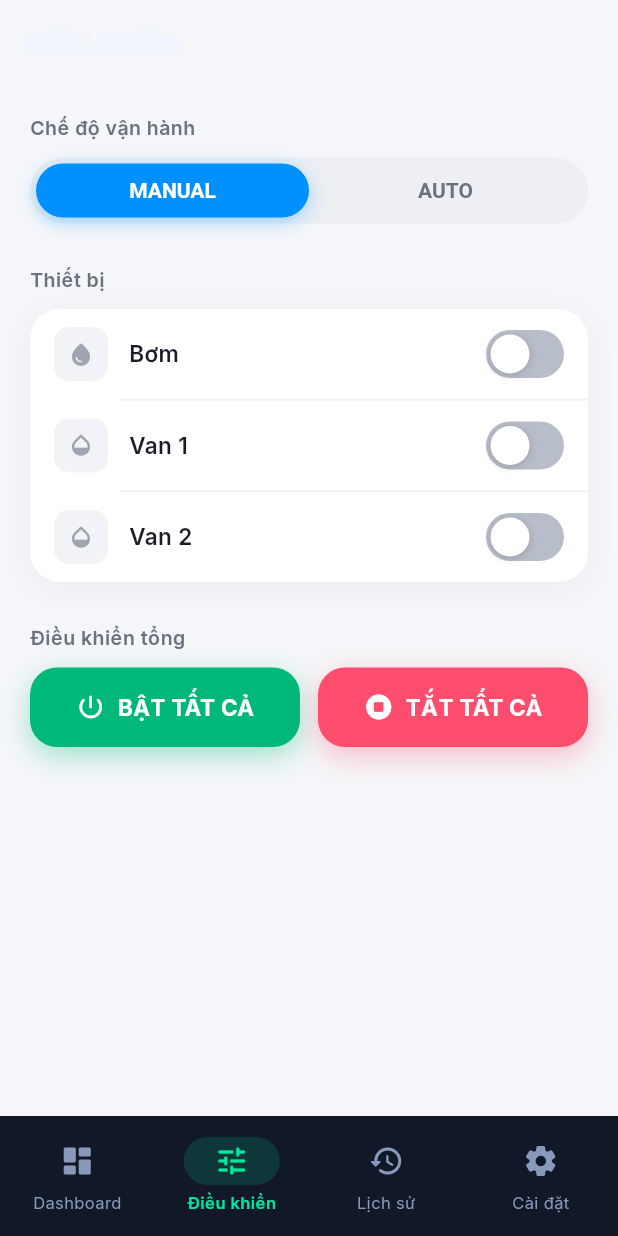
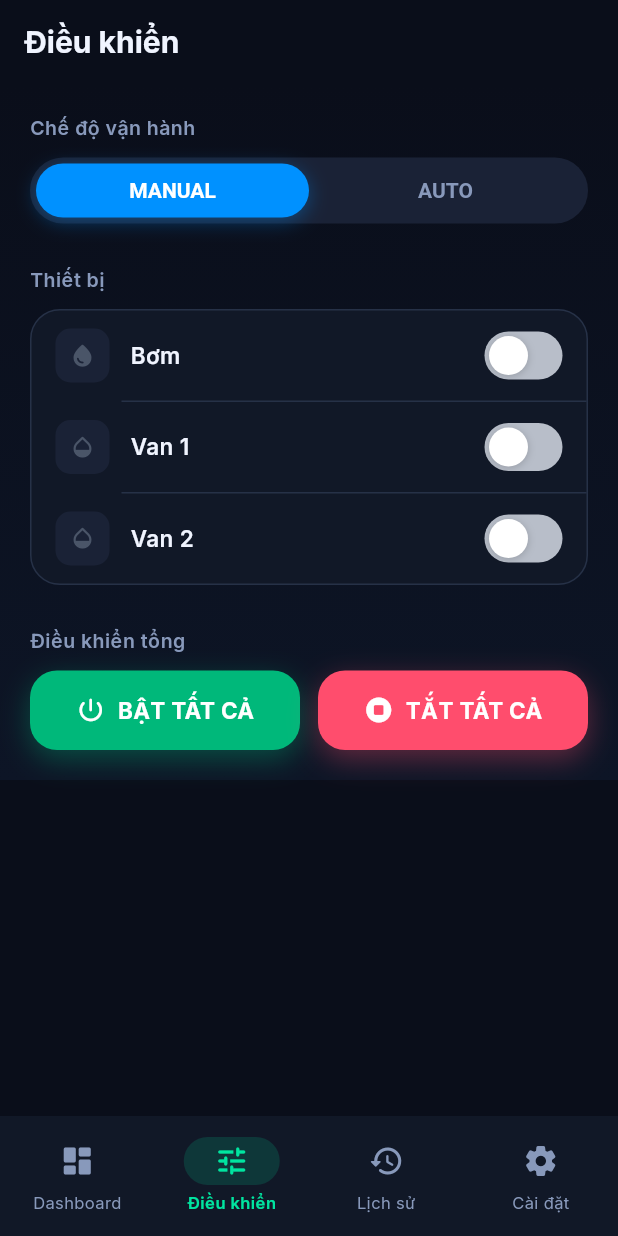
Before and after one commit to khaiphan23/tuoi-cay, a Flutter app: the screen it shows after launch, item 2 of the bottom bar chosen, on a phone screen of 412 x 824 dp. Run offline on Flutter 3.47's test engine with Material 3 defaults, Android fonts, the phone set to English and light mode, and no system bars; our stand-ins replace get, go_router, google_fonts, percent_indicator, supabase_flutter; accounts and stored records are empty.

Commit message:
WIP: theme toggle integration

```diff
--- /dev/null
+++ b/flutter_app/lib/controllers/theme_controller.dart
@@ -0,0 +1,9 @@
+import 'package:get/get.dart';
+
+/// ThemeController — global theme state (GetX), persists across navigation
+/// because it's registered with `permanent: true` in main.dart.
+class ThemeController extends GetxController {
+  final isDark = true.obs; // app starts in dark mode (existing default)
+
+  void toggleTheme() => isDark.value = !isDark.value;
+}
--- a/flutter_app/lib/core/theme.dart
+++ b/flutter_app/lib/core/theme.dart
@@ -1,28 +1,30 @@
 import 'package:flutter/material.dart';
 import 'package:google_fonts/google_fonts.dart';
+import 'package:get/get.dart';
+import '../controllers/theme_controller.dart';
 
-/// AppTheme — Thiết kế tối (dark mode) cho Smart Irrigation
 class AppTheme {
   AppTheme._();
 
-  // ─── Bảng màu chính ─────────────────────────────────────
-  static const Color primary      = Color(0xFF00E5A0);   // Xanh lá neon
+  static bool get _isDark => Get.find<ThemeController>().isDark.value;
+
+  // ─── Bảng màu thương hiệu (giữ nguyên ở cả 2 theme) ─────
+  static const Color primary      = Color(0xFF00E5A0);
   static const Color primaryDark  = Color(0xFF00B87A);
-  static const Color secondary    = Color(0xFF0091FF);   // Xanh dương
-  static const Color accent       = Color(0xFF7B61FF);   // Tím
-  static const Color warning      = Color(0xFFFFB347);   // Cam
-  static const Color danger       = Color(0xFFFF4D6D);   // Đỏ
+  static const Color secondary    = Color(0xFF0091FF);
+  static const Color accent       = Color(0xFF7B61FF);
+  static const Color warning      = Color(0xFFFFB347);
+  static const Color danger       = Color(0xFFFF4D6D);
 
-  // ─── Màu nền ────────────────────────────────────────────
-  static const Color bg           = Color(0xFF0A0E1A);   // Nền chính
-  static const Color bgCard       = Color(0xFF111827);   // Card
-  static const Color bgSurface    = Color(0xFF1A2236);   // Surface
-  static const Color bgBorder     = Color(0xFF263147);   // Viền
+  // ─── Màu nền / text — đổi theo theme hiện tại ───────────
+  static Color get bg            => _isDark ? const Color(0xFF0A0E1A) : const Color(0xFFF5F6F9);
+  static Color get bgCard        => _isDark ? const Color(0xFF111827) : Colors.white;
+  static Color get bgSurface     => _isDark ? const Color(0xFF1A2236) : const Color(0xFFEDEFF3);
+  static Color get bgBorder      => _isDark ? const Color(0xFF263147) : const Color(0xFFE1E4EA);
 
-  // ─── Màu text ───────────────────────────────────────────
-  static const Color textPrimary  = Color(0xFFF0F4FF);
-  static const Color textSecondary= Color(0xFF8899BB);
-  static const Color textDisabled = Color(0xFF4A5568);
+  static Color get textPrimary   => _isDark ? const Color(0xFFF0F4FF) : const Color(0xFF1A1D29);
+  static Color get textSecondary => _isDark ? const Color(0xFF8899BB) : const Color(0xFF6B7280);
+  static Color get textDisabled  => _isDark ? const Color(0xFF4A5568) : const Color(0xFFB0B4BA);
 
   // ─── Gradient ───────────────────────────────────────────
   static const LinearGradient primaryGradient = LinearGradient(
@@ -31,70 +33,89 @@ class AppTheme {
     end: Alignment.bottomRight,
   );
 
-  static const LinearGradient bgGradient = LinearGradient(
+  static LinearGradient get bgGradient => _isDark
+      ? const LinearGradient(
           colors: [Color(0xFF0A0E1A), Color(0xFF0D1526)],
+          begin: Alignment.topCenter,
+          end: Alignment.bottomCenter,
+        )
+      : const LinearGradient(
+          colors: [Color(0xFFF5F6F9), Color(0xFFFFFFFF)],
           begin: Alignment.topCenter,
           end: Alignment.bottomCenter,
         );
 
-  static ThemeData get darkTheme => ThemeData(
+  static ThemeData get darkTheme => _buildTheme(Brightness.dark);
+  static ThemeData get lightTheme => _buildTheme(Brightness.light);
+
+  static ThemeData _buildTheme(Brightness brightness) {
+    final isDark = brightness == Brightness.dark;
+    final bgColor        = isDark ? const Color(0xFF0A0E1A) : const Color(0xFFF5F6F9);
+    final cardColor      = isDark ? const Color(0xFF111827) : Colors.white;
+    final borderColor    = isDark ? const Color(0xFF263147) : const Color(0xFFE1E4EA);
+    final textPrimaryC   = isDark ? const Color(0xFFF0F4FF) : const Color(0xFF1A1D29);
+    final textSecondaryC = isDark ? const Color(0xFF8899BB) : const Color(0xFF6B7280);
+
+    return ThemeData(
       useMaterial3: true,
-    brightness: Brightness.dark,
-    scaffoldBackgroundColor: bg,
-    colorScheme: const ColorScheme.dark(
+      brightness: brightness,
+      scaffoldBackgroundColor: bgColor,
+      colorScheme: ColorScheme(
+        brightness: brightness,
         primary: primary,
+        onPrimary: const Color(0xFF001A0F),
         secondary: secondary,
-      surface: bgCard,
+        onSecondary: Colors.white,
         error: danger,
-      onPrimary: Color(0xFF001A0F),
-      onSecondary: Colors.white,
-      onSurface: textPrimary,
+        onError: Colors.white,
+        surface: cardColor,
+        onSurface: textPrimaryC,
       ),
       textTheme: GoogleFonts.interTextTheme(
-      const TextTheme(
-        displayLarge: TextStyle(color: textPrimary, fontWeight: FontWeight.w700),
-        displayMedium: TextStyle(color: textPrimary, fontWeight: FontWeight.w700),
-        headlineLarge: TextStyle(color: textPrimary, fontWeight: FontWeight.w700),
-        headlineMedium: TextStyle(color: textPrimary, fontWeight: FontWeight.w600),
-        headlineSmall: TextStyle(color: textPrimary, fontWeight: FontWeight.w600),
-        titleLarge: TextStyle(color: textPrimary, fontWeight: FontWeight.w600),
-        titleMedium: TextStyle(color: textPrimary, fontWeight: FontWeight.w500),
-        bodyLarge: TextStyle(color: textPrimary),
-        bodyMedium: TextStyle(color: textSecondary),
-        labelLarge: TextStyle(color: textPrimary, fontWeight: FontWeight.w600),
+        TextTheme(
+          displayLarge: TextStyle(color: textPrimaryC, fontWeight: FontWeight.w700),
+          displayMedium: TextStyle(color: textPrimaryC, fontWeight: FontWeight.w700),
+          headlineLarge: TextStyle(color: textPrimaryC, fontWeight: FontWeight.w700),
+          headlineMedium: TextStyle(color: textPrimaryC, fontWeight: FontWeight.w600),
+          headlineSmall: TextStyle(color: textPrimaryC, fontWeight: FontWeight.w600),
+          titleLarge: TextStyle(color: textPrimaryC, fontWeight: FontWeight.w600),
+          titleMedium: TextStyle(color: textPrimaryC, fontWeight: FontWeight.w500),
+          bodyLarge: TextStyle(color: textPrimaryC),
+          bodyMedium: TextStyle(color: textSecondaryC),
+          labelLarge: TextStyle(color: textPrimaryC, fontWeight: FontWeight.w600),
         ),
       ),
       cardTheme: CardThemeData(
-      color: bgCard,
+        color: cardColor,
         elevation: 0,
         shape: RoundedRectangleBorder(
           borderRadius: BorderRadius.circular(16),
-        side: const BorderSide(color: bgBorder, width: 1),
+          side: BorderSide(color: borderColor, width: 1),
         ),
       ),
       appBarTheme: AppBarTheme(
-      backgroundColor: bg,
-      foregroundColor: textPrimary,
+        backgroundColor: bgColor,
+        foregroundColor: textPrimaryC,
         elevation: 0,
         centerTitle: false,
         titleTextStyle: GoogleFonts.inter(
           fontSize: 20,
           fontWeight: FontWeight.w700,
-        color: textPrimary,
+          color: textPrimaryC,
         ),
       ),
       navigationBarTheme: NavigationBarThemeData(
-      backgroundColor: bgCard,
+        backgroundColor: cardColor,
         indicatorColor: primary.withOpacity(0.15),
         labelTextStyle: WidgetStateProperty.resolveWith((states) {
           if (states.contains(WidgetState.selected)) {
             return GoogleFonts.inter(color: primary, fontWeight: FontWeight.w600, fontSize: 11);
           }
-        return GoogleFonts.inter(color: textSecondary, fontSize: 11);
+          return GoogleFonts.inter(color: textSecondaryC, fontSize: 11);
         }),
         iconTheme: WidgetStateProperty.resolveWith((states) {
           if (states.contains(WidgetState.selected)) return const IconThemeData(color: primary);
-        return const IconThemeData(color: textSecondary);
+          return IconThemeData(color: textSecondaryC);
         }),
       ),
       elevatedButtonTheme: ElevatedButtonThemeData(
@@ -106,17 +127,17 @@ class AppTheme {
           textStyle: GoogleFonts.inter(fontWeight: FontWeight.w700, fontSize: 15),
         ),
       ),
-    dividerTheme: const DividerThemeData(color: bgBorder, thickness: 1),
+      dividerTheme: DividerThemeData(color: borderColor, thickness: 1),
       inputDecorationTheme: InputDecorationTheme(
         filled: true,
-      fillColor: bgSurface,
+        fillColor: isDark ? const Color(0xFF1A2236) : const Color(0xFFEDEFF3),
         border: OutlineInputBorder(
           borderRadius: BorderRadius.circular(12),
-        borderSide: const BorderSide(color: bgBorder),
+          borderSide: BorderSide(color: borderColor),
         ),
         enabledBorder: OutlineInputBorder(
           borderRadius: BorderRadius.circular(12),
-        borderSide: const BorderSide(color: bgBorder),
+          borderSide: BorderSide(color: borderColor),
         ),
         focusedBorder: OutlineInputBorder(
           borderRadius: BorderRadius.circular(12),
@@ -125,3 +146,4 @@ class AppTheme {
       ),
     );
   }
+}
--- a/flutter_app/lib/main.dart
+++ b/flutter_app/lib/main.dart
@@ -1,10 +1,12 @@
 import 'package:flutter/material.dart';
 import 'package:flutter/services.dart';
 import 'package:supabase_flutter/supabase_flutter.dart';
+import 'package:get/get.dart';
 
 import 'core/constants.dart';
 import 'core/router.dart';
 import 'core/theme.dart';
+import 'controllers/theme_controller.dart';
 
 void main() async {
   WidgetsFlutterBinding.ensureInitialized();
@@ -21,6 +23,8 @@ void main() async {
     anonKey: supabaseKey,
   );
 
+  Get.put(ThemeController(), permanent: true);
+
   runApp(const SmartIrrigationApp());
 }
 
@@ -29,11 +33,12 @@ class SmartIrrigationApp extends StatelessWidget {
 
   @override
   Widget build(BuildContext context) {
-    return MaterialApp.router(
-      title: 'Tưới Cây Thông Minh',
-      debugShowCheckedModeBanner: false,
-      theme: AppTheme.darkTheme,
-      routerConfig: appRouter,
-    );
+    final themeController = Get.find<ThemeController>();
+    return Obx(() => MaterialApp.router(
+          title: 'Tưới Cây Thông Minh',
+          debugShowCheckedModeBanner: false,
+          theme: themeController.isDark.value ? AppTheme.darkTheme : AppTheme.lightTheme,
+          routerConfig: appRouter,
+        ));
   }
 }
--- a/flutter_app/lib/screens/control_screen.dart
+++ b/flutter_app/lib/screens/control_screen.dart
@@ -3,6 +3,7 @@ import '../services/supabase_service.dart';
 import '../widgets/ios_toggle_switch.dart';
 import '../widgets/segmented_toggle.dart';
 import '../widgets/modern_action_button.dart';
+import '../core/theme.dart';
 
 class ControlScreen extends StatelessWidget {
   const ControlScreen({super.key});
@@ -12,26 +13,20 @@ class ControlScreen extends StatelessWidget {
   @override
   Widget build(BuildContext context) {
     return Scaffold(
-      backgroundColor: const Color(0xFFF5F6F9),
+      backgroundColor: Colors.transparent,
       appBar: AppBar(
-        title: const Text(
-          'Điều khiển',
-          style: TextStyle(fontWeight: FontWeight.w700),
-        ),
-        backgroundColor: const Color(0xFFF5F6F9),
-        foregroundColor: const Color(0xFF1A1D29),
+        title: const Text('Điều khiển', style: TextStyle(fontWeight: FontWeight.w700)),
+        backgroundColor: Colors.transparent,
         elevation: 0,
         centerTitle: false,
       ),
-      body: StreamBuilder<Map<String, dynamic>>(
+      body: Container(
+        decoration: BoxDecoration(gradient: AppTheme.bgGradient),
+        child: StreamBuilder<Map<String, dynamic>>(
           stream: SupabaseService.watchState(),
           builder: (context, snapshot) {
             if (!snapshot.hasData) {
-            return const Center(
-              child: CircularProgressIndicator(
-                color: Color(0xFF0091FF),
-              ),
-            );
+              return Center(child: CircularProgressIndicator(color: AppTheme.secondary));
             }
 
             final state    = snapshot.data!;
@@ -48,14 +43,11 @@ class ControlScreen extends StatelessWidget {
               child: Column(
                 crossAxisAlignment: CrossAxisAlignment.start,
                 children: [
-                // ─── Chế độ MANUAL / AUTO ─────────────────
-                const Text(
+                  Text(
                     'Chế độ vận hành',
                     style: TextStyle(
-                    fontSize: 13,
-                    fontWeight: FontWeight.w600,
-                    color: Color(0xFF6B7280),
-                    letterSpacing: 0.3,
+                      fontSize: 13, fontWeight: FontWeight.w600,
+                      color: AppTheme.textSecondary, letterSpacing: 0.3,
                     ),
                   ),
                   const SizedBox(height: 10),
@@ -63,34 +55,29 @@ class ControlScreen extends StatelessWidget {
                     options: const ['MANUAL', 'AUTO'],
                     selectedIndex: autoMode ? 1 : 0,
                     onChanged: (i) => _send(i == 1 ? 'AUTO' : 'MANUAL'),
+                    selectedColor: AppTheme.secondary,
+                    backgroundColor: AppTheme.bgSurface,
+                    unselectedTextColor: AppTheme.textSecondary,
                   ),
 
                   const SizedBox(height: 28),
 
                   if (lowWater) ...[
                     Container(
-                    padding: const EdgeInsets.symmetric(
-                        horizontal: 14, vertical: 12),
+                      padding: const EdgeInsets.symmetric(horizontal: 14, vertical: 12),
                       decoration: BoxDecoration(
-                      color: const Color(0xFFFF4D6D).withOpacity(0.10),
+                        color: AppTheme.danger.withOpacity(0.10),
                         borderRadius: BorderRadius.circular(16),
-                      border: Border.all(
-                        color: const Color(0xFFFF4D6D).withOpacity(0.35),
+                        border: Border.all(color: AppTheme.danger.withOpacity(0.35)),
                       ),
-                    ),
-                    child: const Row(
+                      child: Row(
                         children: [
-                        Icon(Icons.warning_amber_rounded,
-                            color: Color(0xFFFF4D6D), size: 20),
-                        SizedBox(width: 10),
+                          Icon(Icons.warning_amber_rounded, color: AppTheme.danger, size: 20),
+                          const SizedBox(width: 10),
                           Expanded(
                             child: Text(
                               'Cạn nước — Các thiết bị đã bị khoá',
-                            style: TextStyle(
-                              fontSize: 13,
-                              fontWeight: FontWeight.w600,
-                              color: Color(0xFFFF4D6D),
-                            ),
+                              style: TextStyle(fontSize: 13, fontWeight: FontWeight.w600, color: AppTheme.danger),
                             ),
                           ),
                         ],
@@ -99,51 +86,39 @@ class ControlScreen extends StatelessWidget {
                     const SizedBox(height: 20),
                   ],
 
-                // ─── Thiết bị ───────────────────────────────
-                const Text(
+                  Text(
                     'Thiết bị',
-                  style: TextStyle(
-                    fontSize: 13,
-                    fontWeight: FontWeight.w600,
-                    color: Color(0xFF6B7280),
-                    letterSpacing: 0.3,
-                  ),
+                    style: TextStyle(fontSize: 13, fontWeight: FontWeight.w600, color: AppTheme.textSecondary, letterSpacing: 0.3),
                   ),
                   const SizedBox(height: 10),
 
                   Container(
                     decoration: BoxDecoration(
-                    color: Colors.white,
+                      color: AppTheme.bgCard,
                       borderRadius: BorderRadius.circular(20),
-                    boxShadow: [
-                      BoxShadow(
-                        color: Colors.black.withOpacity(0.04),
-                        blurRadius: 16,
-                        offset: const Offset(0, 4),
-                      ),
-                    ],
+                      border: Border.all(color: AppTheme.bgBorder),
                     ),
                     child: Column(
                       children: [
                         _controlRow(
                           icon: Icons.water_drop_rounded,
-                        iconColor: const Color(0xFF0091FF),
+                          iconColor: AppTheme.secondary,
                           label: 'Bơm',
                           isOn: pumpOn,
                           onTap: locked ? null : () => _send(pumpOn ? 'POFF' : 'PON'),
                         ),
-                      const Divider(height: 1, indent: 60, color: Color(0xFFEEF0F4)),
+                        Divider(height: 1, indent: 60, color: AppTheme.bgBorder),
                         _controlRow(
                           icon: Icons.opacity_rounded,
-                        iconColor: const Color(0xFF00B87A),
+                          iconColor: AppTheme.primaryDark,
                           label: 'Van 1',
                           isOn: valve1On,
                           onTap: locked ? null : () => _send(valve1On ? 'V1OFF' : 'V1ON'),
                         ),
-                      const Divider(height: 1, indent: 60, color: Color(0xFFEEF0F4)),
+                        Divider(height: 1, indent: 60, color: AppTheme.bgBorder),
                         _controlRow(
                           icon: Icons.opacity_rounded,
-                        iconColor: const Color(0xFF7B61FF),
+                          iconColor: AppTheme.accent,
                           label: 'Van 2',
                           isOn: valve2On,
                           onTap: locked ? null : () => _send(valve2On ? 'V2OFF' : 'V2ON'),
@@ -154,15 +129,9 @@ class ControlScreen extends StatelessWidget {
 
                   const SizedBox(height: 28),
 
-                // ─── Điều khiển tổng ────────────────────────
-                const Text(
+                  Text(
                     'Điều khiển tổng',
-                  style: TextStyle(
-                    fontSize: 13,
-                    fontWeight: FontWeight.w600,
-                    color: Color(0xFF6B7280),
-                    letterSpacing: 0.3,
-                  ),
+                    style: TextStyle(fontSize: 13, fontWeight: FontWeight.w600, color: AppTheme.textSecondary, letterSpacing: 0.3),
                   ),
                   const SizedBox(height: 10),
 
@@ -172,7 +141,7 @@ class ControlScreen extends StatelessWidget {
                         child: ModernActionButton(
                           label: 'BẬT TẤT CẢ',
                           icon: Icons.power_settings_new_rounded,
-                        color: const Color(0xFF00B87A),
+                          color: AppTheme.primaryDark,
                           onTap: locked ? null : () => _send('ON'),
                         ),
                       ),
@@ -181,7 +150,7 @@ class ControlScreen extends StatelessWidget {
                         child: ModernActionButton(
                           label: 'TẮT TẤT CẢ',
                           icon: Icons.stop_circle_rounded,
-                        color: const Color(0xFFFF4D6D),
+                          color: AppTheme.danger,
                           onTap: autoMode ? null : () => _send('OFF'),
                         ),
                       ),
@@ -191,6 +160,7 @@ class ControlScreen extends StatelessWidget {
               ),
             );
           },
+        ),
       ),
     );
   }
@@ -207,27 +177,18 @@ class ControlScreen extends StatelessWidget {
       child: Row(
         children: [
           Container(
-            width: 36,
-            height: 36,
+            width: 36, height: 36,
             decoration: BoxDecoration(
-              color: isOn ? iconColor.withOpacity(0.14) : const Color(0xFFF2F3F6),
+              color: isOn ? iconColor.withOpacity(0.14) : AppTheme.bgSurface,
               borderRadius: BorderRadius.circular(10),
             ),
-            child: Icon(
-              icon,
-              size: 18,
-              color: isOn ? iconColor : const Color(0xFFA0A5B1),
-            ),
+            child: Icon(icon, size: 18, color: isOn ? iconColor : AppTheme.textDisabled),
           ),
           const SizedBox(width: 14),
           Expanded(
             child: Text(
               label,
-              style: const TextStyle(
-                fontSize: 15,
-                fontWeight: FontWeight.w600,
-                color: Color(0xFF1A1D29),
-              ),
+              style: TextStyle(fontSize: 15, fontWeight: FontWeight.w600, color: AppTheme.textPrimary),
             ),
           ),
           IosToggleSwitch(
--- a/flutter_app/lib/screens/settings_screen.dart
+++ b/flutter_app/lib/screens/settings_screen.dart
@@ -1,14 +1,54 @@
 import 'package:flutter/material.dart';
+import 'package:get/get.dart';
+import '../controllers/theme_controller.dart';
+import '../core/theme.dart';
 
 class SettingsScreen extends StatelessWidget {
   const SettingsScreen({super.key});
 
   @override
   Widget build(BuildContext context) {
+    final themeController = Get.find<ThemeController>();
+
     return Scaffold(
+      backgroundColor: Colors.transparent,
       appBar: AppBar(title: const Text('Cài đặt')),
-      body: const Center(
-        child: Text('Cài đặt — sẽ phát triển ở V4'),
+      body: Container(
+        decoration: BoxDecoration(gradient: AppTheme.bgGradient),
+        child: Padding(
+          padding: const EdgeInsets.all(16),
+          child: Obx(() {
+            final isDark = themeController.isDark.value;
+            return Container(
+              padding: const EdgeInsets.symmetric(horizontal: 16, vertical: 12),
+              decoration: BoxDecoration(
+                color: AppTheme.bgCard,
+                borderRadius: BorderRadius.circular(16),
+                border: Border.all(color: AppTheme.bgBorder),
+              ),
+              child: Row(
+                children: [
+                  Icon(
+                    isDark ? Icons.dark_mode_rounded : Icons.light_mode_rounded,
+                    color: isDark ? AppTheme.secondary : AppTheme.warning,
+                  ),
+                  const SizedBox(width: 12),
+                  Expanded(
+                    child: Text(
+                      isDark ? 'Chế độ tối' : 'Chế độ sáng',
+                      style: TextStyle(fontSize: 15, fontWeight: FontWeight.w600, color: AppTheme.textPrimary),
+                    ),
+                  ),
+                  Switch(
+                    value: isDark,
+                    activeColor: AppTheme.secondary,
+                    onChanged: (_) => themeController.toggleTheme(),
+                  ),
+                ],
+              ),
+            );
+          }),
+        ),
       ),
     );
   }
--- a/flutter_app/pubspec.yaml
+++ b/flutter_app/pubspec.yaml
@@ -14,6 +14,7 @@ dependencies:
   fl_chart: ^0.68.0
   intl: ^0.19.0
   google_fonts: ^6.2.1
+  get: ^4.6.6
 
 dev_dependencies:
   flutter_test:
```
Also changed, not shown: flutter_app/pubspec.lock, 1 other file. Lines whose indentation alone changed are shown as unchanged.
